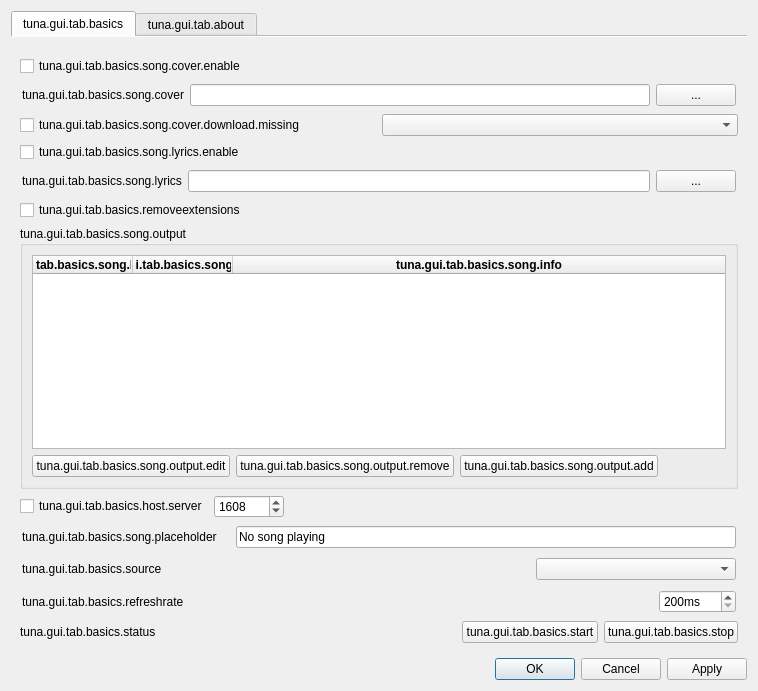
This is src/gui/tuna_gui.ui in univrsal/tuna as Qt 5 draws it before an edit. The edited form follows.
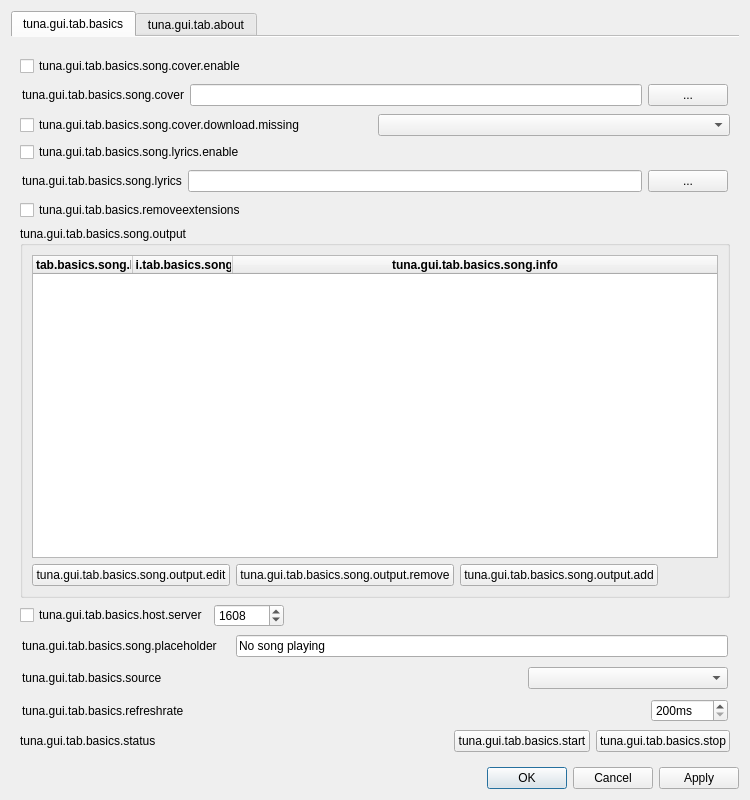
This is the edited form. Icons and pictures are not drawn.

Commit message:
UI: Increase dialog minimum size
People keep thinking that the song output option is missing because the
new default theme makes everything so fucking big.

```diff
--- a/src/gui/tuna_gui.ui
+++ b/src/gui/tuna_gui.ui
@@ -6,8 +6,8 @@
    <rect>
     <x>0</x>
     <y>0</y>
-    <width>758</width>
-    <height>691</height>
+    <width>750</width>
+    <height>800</height>
    </rect>
   </property>
   <property name="sizePolicy">
@@ -19,7 +19,7 @@
   <property name="minimumSize">
    <size>
     <width>550</width>
-    <height>600</height>
+    <height>800</height>
    </size>
   </property>
   <property name="windowTitle">
```
